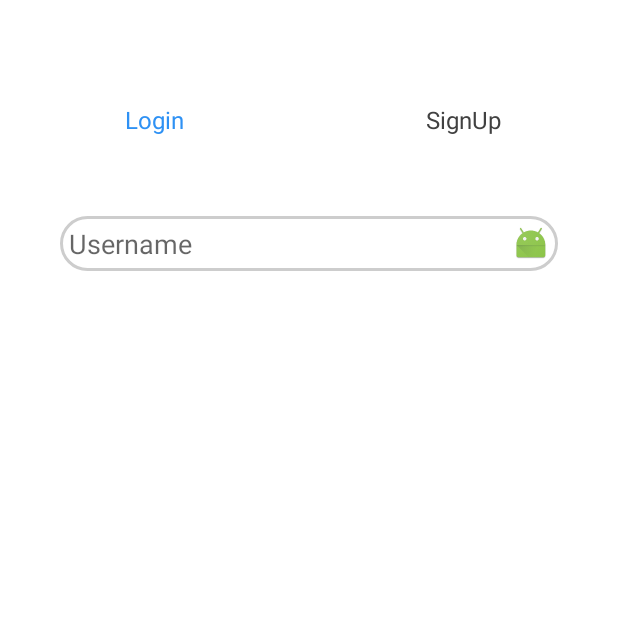
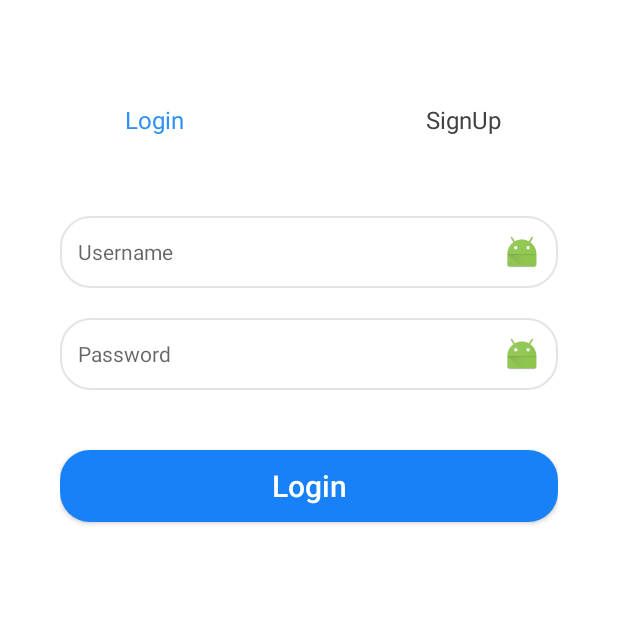
Before and after one commit to Area51TrainingCenter/Android-Group-35, an Android app: the screen it shows after launch (LoginActivity), on a phone screen of 412 x 824 dp, the top half of it. Run offline under Robolectric (Android 15) with nearby library versions, the phone set to English and light mode, and no system bars; our stand-ins replace data binding; libraries missing offline, so code that uses them is left out: com.facebook.drawee; 1 statement that could not run was skipped.

Commit message:
Login Fragment

```diff
--- /dev/null
+++ b/modulo02/SocialApp/app/src/main/res/drawable/login_button_background.xml
@@ -0,0 +1,9 @@
+<?xml version="1.0" encoding="utf-8"?>
+<shape xmlns:android="http://schemas.android.com/apk/res/android"
+    android:shape="rectangle">
+
+    <solid android:color="@color/login_button_background" />
+
+    <corners android:radius="20dp" />
+
+</shape>
--- a/modulo02/SocialApp/app/src/main/res/drawable/login_edittext_background.xml
+++ b/modulo02/SocialApp/app/src/main/res/drawable/login_edittext_background.xml
@@ -3,8 +3,8 @@
     android:shape="rectangle">
 
     <stroke
-        android:width="2dp"
-        android:color="#CDCDCD" />
+        android:width="1dp"
+        android:color="@color/login_edittext_border" />
 
     <corners android:radius="20dp" />
 
--- a/modulo02/SocialApp/app/src/main/res/layout/fragment_login.xml
+++ b/modulo02/SocialApp/app/src/main/res/layout/fragment_login.xml
@@ -6,19 +6,20 @@
     android:padding="40dp">
 
     <LinearLayout
-        android:background="@drawable/login_edittext_background"
         android:layout_width="match_parent"
         android:layout_height="wrap_content"
+        android:background="@drawable/login_edittext_background"
         android:gravity="center_vertical"
         android:orientation="horizontal"
-        android:padding="6dp">
+        android:padding="12dp">
 
         <EditText
             android:layout_width="match_parent"
             android:layout_height="wrap_content"
             android:layout_weight="1"
             android:background="@android:color/transparent"
-            android:hint="@string/login_edittext_user" />
+            android:hint="@string/login_edittext_user"
+            android:textSize="14sp" />
 
         <ImageView
             android:layout_width="24dp"
@@ -28,4 +29,39 @@
     </LinearLayout>
 
 
+    <LinearLayout
+        android:layout_width="match_parent"
+        android:layout_height="wrap_content"
+        android:layout_marginTop="20dp"
+        android:background="@drawable/login_edittext_background"
+        android:gravity="center_vertical"
+        android:orientation="horizontal"
+        android:padding="12dp">
+
+        <EditText
+            android:layout_width="match_parent"
+            android:layout_height="wrap_content"
+            android:layout_weight="1"
+            android:background="@android:color/transparent"
+            android:hint="@string/login_edittext_password"
+            android:textSize="14sp" />
+
+        <ImageView
+            android:layout_width="24dp"
+            android:layout_height="24dp"
+            android:src="@mipmap/ic_launcher" />
+
+    </LinearLayout>
+
+
+    <Button
+        android:layout_width="match_parent"
+        android:layout_height="wrap_content"
+        android:layout_marginTop="40dp"
+        android:background="@drawable/login_button_background"
+        android:inputType="textCapSentences"
+        android:text="@string/login_button_enter"
+        android:textColor="@android:color/white"
+        android:textSize="20sp" />
+
 </LinearLayout>
--- a/modulo02/SocialApp/app/src/main/res/values/colors.xml
+++ b/modulo02/SocialApp/app/src/main/res/values/colors.xml
@@ -11,6 +11,8 @@
     <!-- Screen Login  -->
     <color name="login_title_normal">#414141</color>
     <color name="login_title_hover">#2E91F4</color>
+    <color name="login_edittext_border">#E5E4E5</color>
+    <color name="login_button_background">#1981F7</color>
 
 
 
```
